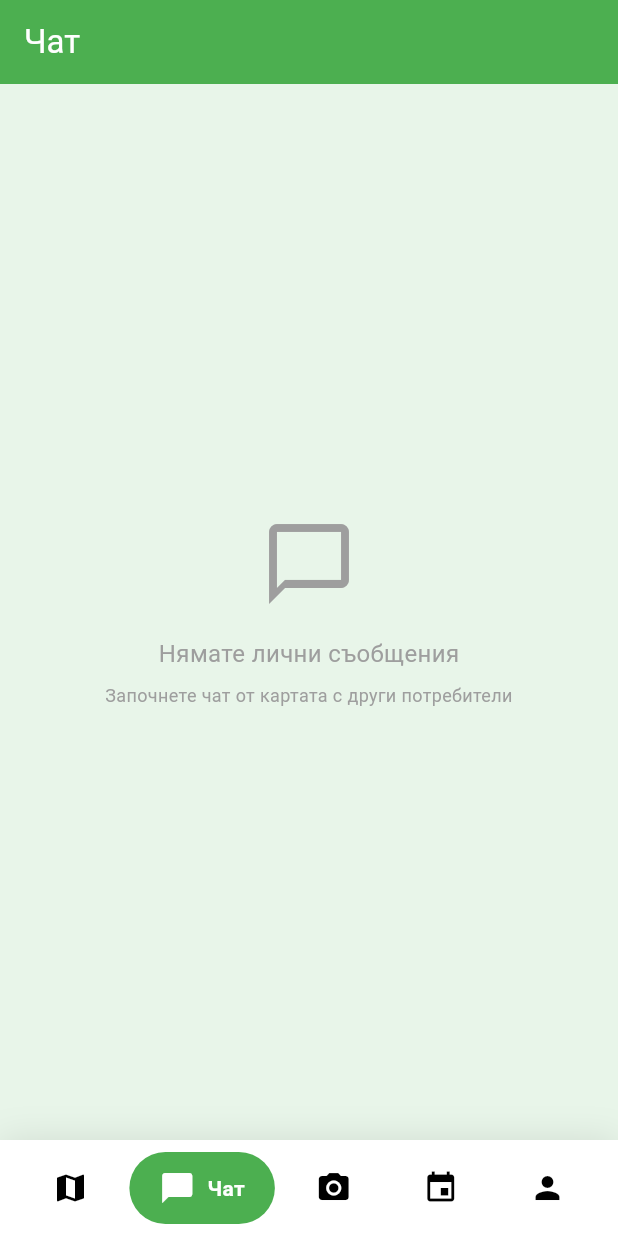
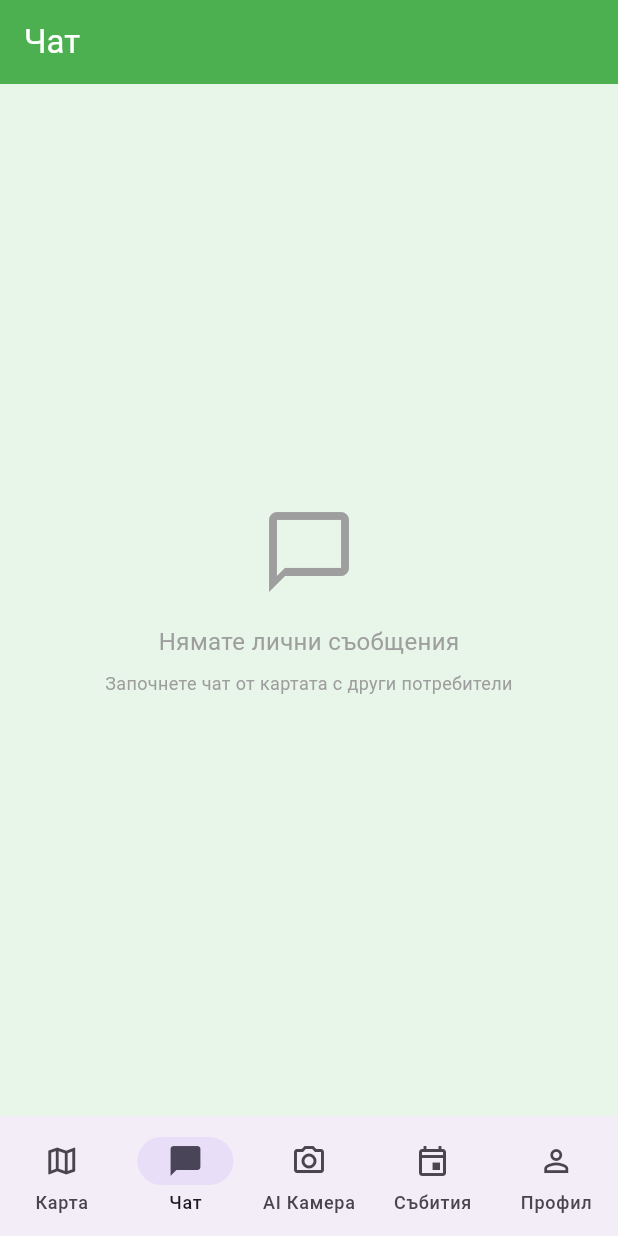
Before and after one commit to Viktor-Nedev/Zoodle, a Flutter app: the screen it shows once a user with an empty profile is signed in, item 2 of the bottom bar chosen, on a phone screen of 412 x 824 dp. Run offline on Flutter 3.47's test engine with Material 3 defaults, Android fonts, the phone set to English and light mode, and no system bars; drawn by our look-alikes of google_nav_bar; our stand-ins replace cloud_firestore, firebase_auth, firebase_core, firebase_storage, geolocator, image_picker and 1 more; missing offline and left inert: mapbox_maps_flutter; accounts and stored records are empty; statements that could not run were skipped.

Commit message:
Промяна на дизайн, добавяне на бутон за връщане назад

```diff
--- a/lib/main_scaffold.dart
+++ b/lib/main_scaffold.dart
@@ -1,5 +1,4 @@
 import 'package:flutter/material.dart';
-import 'package:google_nav_bar/google_nav_bar.dart';
 import 'pages/map_page.dart';
 import 'pages/events_page.dart';
 import 'pages/camera_page.dart';
@@ -42,61 +41,40 @@ class _MainScaffoldState extends State<MainScaffold> {
         children: _pages,
       ),
       // Долно навигационно меню
-      bottomNavigationBar: Container(
-        decoration: BoxDecoration(
-          color: Colors.white,
-          boxShadow: [
-            BoxShadow(
-              blurRadius: 20,
-              color: Colors.black.withOpacity(.1),
-            )
-          ],
-        ),
-        child: SafeArea(
-          child: Padding(
-            padding:
-                const EdgeInsets.symmetric(horizontal: 15.0, vertical: 8.0),
-            child: GNav(
-              rippleColor: Colors.green[100] ?? Colors.green,
-              hoverColor: Colors.green[50] ?? Colors.green,
-              gap: 8,
-              activeColor: Colors.white,
-              iconSize: 24,
-              padding: const EdgeInsets.symmetric(horizontal: 20, vertical: 12),
-              duration: const Duration(milliseconds: 400),
-              tabBackgroundColor: Colors.green,
-              color: Colors.black,
-              tabs: const [
-                GButton(
-                  icon: Icons.map,
-                  text: 'Карта',
-                ),
-                GButton(
-                  icon: Icons.chat_bubble,
-                  text: 'Чат',
-                ),
-                GButton(
-                  icon: Icons.camera_alt,
-                  text: 'AI Камера',
-                ),
-                GButton(
-                  icon: Icons.event,
-                  text: 'Събития',
-                ),
-                GButton(
-                  icon: Icons.person,
-                  text: 'Профил',
-                ),
-              ],
-              selectedIndex: _selectedIndex,
-              onTabChange: (index) {
+      bottomNavigationBar: NavigationBar(
+        onDestinationSelected: (int index) {
           setState(() {
             _selectedIndex = index;
           });
         },
+        selectedIndex: _selectedIndex,
+        destinations: const <Widget>[
+          NavigationDestination(
+            selectedIcon: Icon(Icons.map),
+            icon: Icon(Icons.map_outlined),
+            label: 'Карта',
           ),
+          NavigationDestination(
+            selectedIcon: Icon(Icons.chat_bubble),
+            icon: Icon(Icons.chat_bubble_outline),
+            label: 'Чат',
           ),
+          NavigationDestination(
+            selectedIcon: Icon(Icons.camera_alt),
+            icon: Icon(Icons.camera_alt_outlined),
+            label: 'AI Камера',
           ),
+          NavigationDestination(
+            selectedIcon: Icon(Icons.event),
+            icon: Icon(Icons.event_outlined),
+            label: 'Събития',
+          ),
+          NavigationDestination(
+            selectedIcon: Icon(Icons.person),
+            icon: Icon(Icons.person_outline),
+            label: 'Профил',
+          ),
+        ],
       ),
     );
   }
--- a/lib/pages/chat_page.dart
+++ b/lib/pages/chat_page.dart
@@ -524,7 +524,6 @@ class _ChatDetailPageState extends State<ChatDetailPage> {
       print("Грешка при изпращане на съобщение: $e");
     }
   }
-
   @override
   Widget build(BuildContext context) {
     return Scaffold(
@@ -532,6 +531,10 @@ class _ChatDetailPageState extends State<ChatDetailPage> {
       appBar: AppBar(
         backgroundColor: Colors.green[500],
         foregroundColor: Colors.white,
+        leading: IconButton(
+          icon: const Icon(Icons.arrow_back),
+          onPressed: () => Navigator.pop(context),
+        ),
         title: Column(
           crossAxisAlignment: CrossAxisAlignment.start,
           children: [
```
Lines whose indentation alone changed are shown as unchanged.
